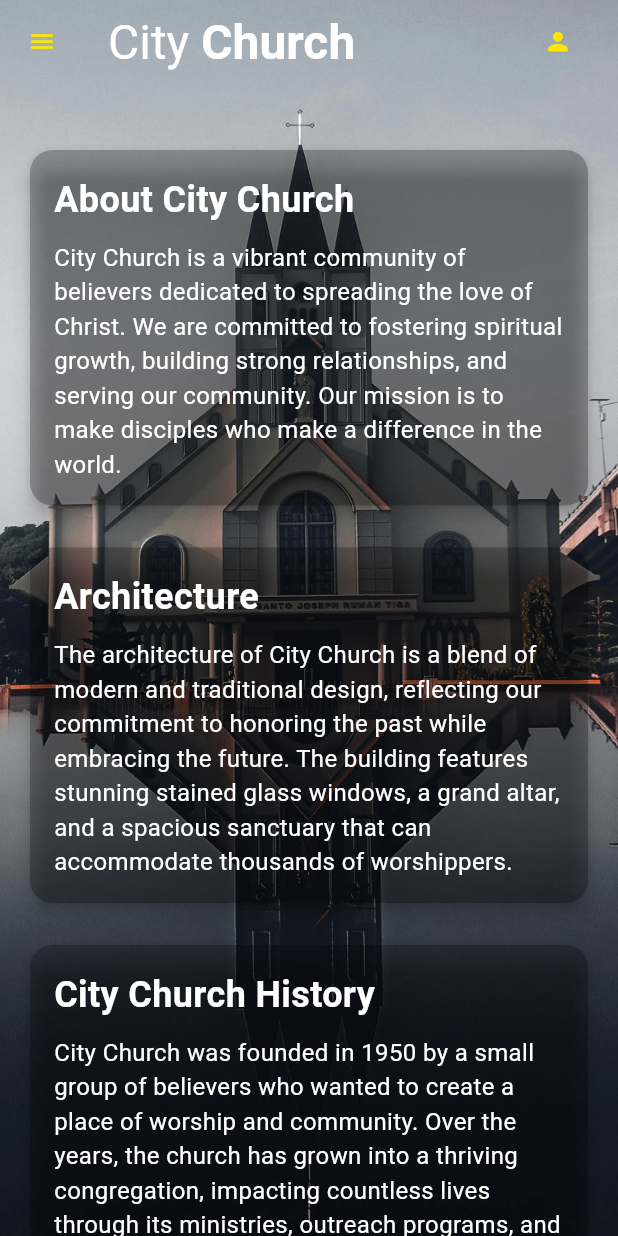
After one commit to AbrahamKiplagat/church-sermons, a Flutter app: the AboutChurchScreen screen opened by its route, on a phone screen of 412 x 824 dp. The commit adds this screen. Run offline on Flutter 3.47's test engine with Material 3 defaults, Android fonts, the phone set to English and light mode, and no system bars; Roboto replaces fonts that are missing (FjallaOne); project files that could hold a hidden picture were left out.

Commit message:
about church

```diff
--- a/lib/main.dart
+++ b/lib/main.dart
@@ -6,6 +6,7 @@ import 'package:app/views/screens/events/events_page.dart'; // Import the Events
 import 'package:app/views/screens/sidebar/animated_sidebar.dart'; // Import the DrawerNavigation class
 import 'package:app/views/screens/books/books_page.dart'; // Import the DrawerNavigation clas\\
 import 'package:app/views/screens/gallery/gallery_page.dart'; // Import the DrawerNavigation clas\\
+import 'package:app/views/screens/aboutchurch/about_church.dart';
 //1. make a responsive screen
 // 2. make a livestream screen for user to view live and the speaker to create a livestream as an admin.
 // a) find the packages to install.
@@ -35,6 +36,8 @@ class MyApp extends StatelessWidget {
         PrayersPage.routeName: (context) => PrayersPage(),
         BooksPage.routeName: (context) => BooksPage(),
         GalleryPage.routeName: (context) => GalleryPage(),
+        AboutChurchScreen.routeName: (context) =>AboutChurchScreen(),
+
       },
     );
   }
--- /dev/null
+++ b/lib/views/screens/aboutchurch/about_church.dart
@@ -0,0 +1,210 @@
+import 'package:flutter/material.dart';
+import 'package:app/views/screens/sidebar/animated_sidebar.dart'; // Import AnimatedSidebar// Import DrawerNavigation
+
+class AboutChurchScreen extends StatelessWidget {
+  static const routeName = '/about-church';
+
+  @override
+  Widget build(BuildContext context) {
+    return Scaffold(
+      extendBodyBehindAppBar: true, // Extend the body behind the AppBar
+      drawer: DrawerNavigation(), // Use the DrawerNavigation widget
+      appBar: AppBar(
+        leading: Builder(
+          builder: (context) => IconButton(
+            icon: Icon(
+              Icons.menu, // Menu icon
+              color: Color.fromARGB(255, 255, 230, 0),
+              size: _getResponsiveIconSize(context, 24),
+            ),
+            onPressed: () {
+              Scaffold.of(context).openDrawer(); // Open the drawer
+            },
+          ),
+        ),
+        title: Row(
+          children: [
+            RichText(
+              text: TextSpan(
+                children: [
+                  TextSpan(
+                    text: 'City ',
+                    style: TextStyle(
+                      fontFamily: 'FjallaOne',
+                      fontWeight: FontWeight.normal,
+                      fontSize: _getResponsiveFontSize(context, 40),
+                      color: Colors.white,
+                    ),
+                  ),
+                  TextSpan(
+                    text: 'Church',
+                    style: TextStyle(
+                      fontFamily: 'FjallaOne',
+                      fontWeight: FontWeight.bold,
+                      fontSize: _getResponsiveFontSize(context, 40),
+                      color: Colors.white,
+                    ),
+                  ),
+                ],
+              ),
+            ),
+            Spacer(),
+            IconButton(
+              icon: Icon(
+                Icons.person,
+                color: Color.fromARGB(255, 255, 230, 0),
+                size: _getResponsiveIconSize(context, 24),
+              ),
+              onPressed: () {
+                // User profile action
+              },
+            ),
+          ],
+        ),
+        iconTheme: IconThemeData(
+          color: Color.fromARGB(255, 255, 230, 0),
+          size: _getResponsiveIconSize(context, 24),
+        ),
+        backgroundColor: Colors.transparent,
+        elevation: 0,
+      ),
+      body: Container(
+        decoration: BoxDecoration(
+          image: DecorationImage(
+            image: AssetImage('assets/images/h.png'), // Background image
+            fit: BoxFit.cover,
+          ),
+        ),
+        child: SingleChildScrollView(
+          padding: EdgeInsets.all(16.0),
+          child: Column(
+            crossAxisAlignment: CrossAxisAlignment.start,
+            children: [
+              SizedBox(height: _getResponsivePadding(context, 100)), // Adjust for AppBar
+
+              // About City Church Card
+              _buildCard(
+                context,
+                title: 'About City Church',
+                description:
+                    'City Church is a vibrant community of believers dedicated to spreading the love of Christ. We are committed to fostering spiritual growth, building strong relationships, and serving our community. Our mission is to make disciples who make a difference in the world.',
+
+              ),
+
+              SizedBox(height: 20), // Spacing
+
+              // Architecture Card
+              _buildCard(
+                context,
+                title: 'Architecture',
+                description:
+                    'The architecture of City Church is a blend of modern and traditional design, reflecting our commitment to honoring the past while embracing the future. The building features stunning stained glass windows, a grand altar, and a spacious sanctuary that can accommodate thousands of worshippers.',
+
+              ),
+
+              SizedBox(height: 20), // Spacing
+
+              // City Church History Card
+              _buildCard(
+                context,
+                title: 'City Church History',
+                description:
+                    'City Church was founded in 1950 by a small group of believers who wanted to create a place of worship and community. Over the years, the church has grown into a thriving congregation, impacting countless lives through its ministries, outreach programs, and commitment to the Gospel.',
+
+              ),
+            ],
+          ),
+        ),
+      ),
+    );
+  }
+
+  // Helper method to build a card with title, description, and image
+  Widget _buildCard(BuildContext context, {required String title, required String description}) {
+    return Card(
+      elevation: 5,
+      color: Color.fromARGB(64, 0, 0, 0),
+      shape: RoundedRectangleBorder(
+        borderRadius: BorderRadius.circular(15.0),
+      ),
+      child: Column(
+        crossAxisAlignment: CrossAxisAlignment.start,
+        children: [
+          ClipRRect(
+            borderRadius: BorderRadius.only(
+              topLeft: Radius.circular(15.0),
+              topRight: Radius.circular(15.0),
+            ),
+
+          ),
+          Padding(
+            padding: EdgeInsets.all(16.0),
+            child: Column(
+              crossAxisAlignment: CrossAxisAlignment.start,
+              children: [
+                Text(
+                  title,
+                  style: TextStyle(
+                    fontSize: 24,
+                    fontWeight: FontWeight.bold,
+                    color: Colors.white,
+                  ),
+                ),
+                SizedBox(height: 10),
+                Text(
+                  description,
+                  style: TextStyle(
+                    fontSize: 16,
+                    color: Colors.white,
+                  ),
+                ),
+              ],
+            ),
+          ),
+        ],
+      ),
+    );
+  }
+
+  // Helper method to get responsive font size
+  double _getResponsiveFontSize(BuildContext context, double baseSize) {
+    double screenWidth = MediaQuery.of(context).size.width;
+    if (screenWidth > 1200) {
+      return baseSize * 1.5;
+    } else if (screenWidth > 800) {
+      return baseSize * 1.2;
+    } else if (screenWidth > 600) {
+      return baseSize;
+    } else {
+      return baseSize * 0.8;
+    }
+  }
+
+  // Helper method to get responsive icon size
+  double _getResponsiveIconSize(BuildContext context, double baseSize) {
+    double screenWidth = MediaQuery.of(context).size.width;
+    if (screenWidth > 1200) {
+      return baseSize * 1.5;
+    } else if (screenWidth > 800) {
+      return baseSize * 1.2;
+    } else if (screenWidth > 600) {
+      return baseSize;
+    } else {
+      return baseSize * 0.8;
+    }
+  }
+
+  // Helper method to get responsive padding
+  double _getResponsivePadding(BuildContext context, double basePadding) {
+    double screenWidth = MediaQuery.of(context).size.width;
+    if (screenWidth > 1200) {
+      return basePadding * 1.5;
+    } else if (screenWidth > 800) {
+      return basePadding * 1.2;
+    } else if (screenWidth > 600) {
+      return basePadding;
+    } else {
+      return basePadding * 0.8;
+    }
+  }
+}
--- a/lib/views/screens/dashboard/home_page.dart
+++ b/lib/views/screens/dashboard/home_page.dart
@@ -111,7 +111,7 @@ class HomePage extends StatelessWidget {
                     _buildCard(context, Icons.book, 'Books', 'List of church books', '/books'),
                     _buildCard(context, Icons.image, 'Gallery', 'Videos and books', '/gallery'),
                     _buildCard(context, Icons.search, 'Find Church', 'Find nearby churches', '/find-church'),
-                    _buildCard(context, Icons.business, 'About', 'Read about church', '/about'),
+                    _buildCard(context, Icons.business, 'About', 'Read about church', '/about-church'),
                     _buildCard(context, Icons.contact_mail, 'Contact', 'Message to church', '/contact'),
                   ],
                 ),
--- a/lib/views/screens/sidebar/animated_sidebar.dart
+++ b/lib/views/screens/sidebar/animated_sidebar.dart
@@ -1,3 +1,4 @@
+import 'package:app/views/screens/aboutchurch/about_church.dart';
 import 'package:flutter/material.dart';
 import 'package:app/views/screens/prayers/prayers_screen.dart';
 import 'package:app/views/screens/events/events_page.dart'; // Import EventsPage
@@ -47,18 +48,16 @@ class DrawerNavigation extends StatelessWidget {
             _buildListTile(
               context,
               icon: Icons.search,
-              title: 'Find Church',
-              onTap: () {
+              title: 'Find Church',              onTap: () {
                 Navigator.of(context).pop(); // Close the drawer
               },
             ),
             _buildListTile(
               context,
               icon: Icons.business,
-              title: 'About',
-              onTap: () {
-                Navigator.of(context).pop(); // Close the drawer
-              },
+              title: 'About Chuch',
+
+              routeName: AboutChurchScreen.routeName,
             ),
             _buildListTile(
               context,
```
